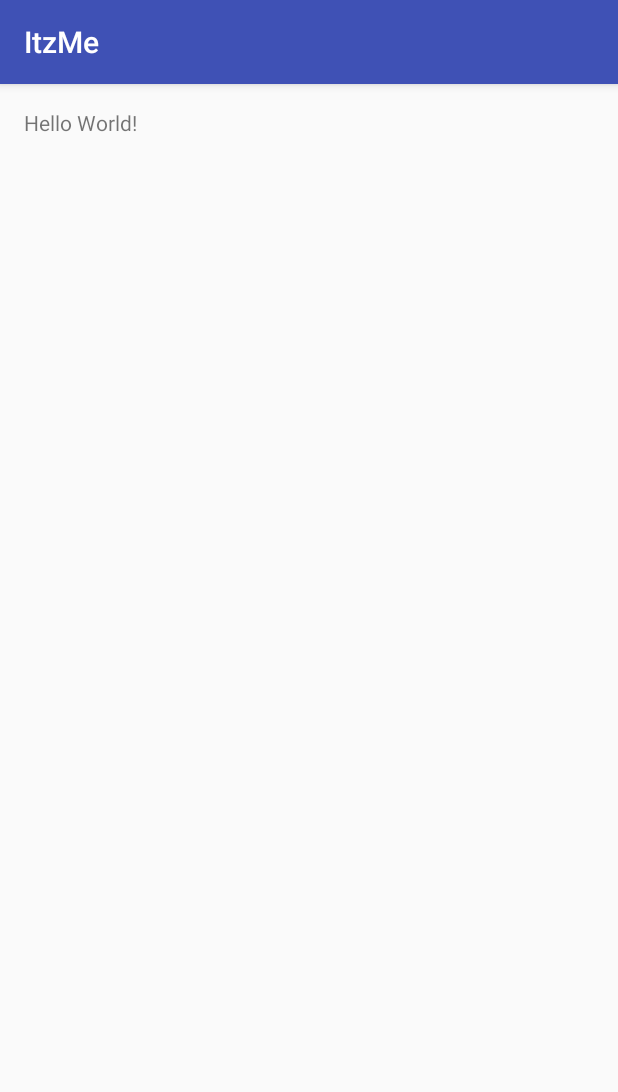
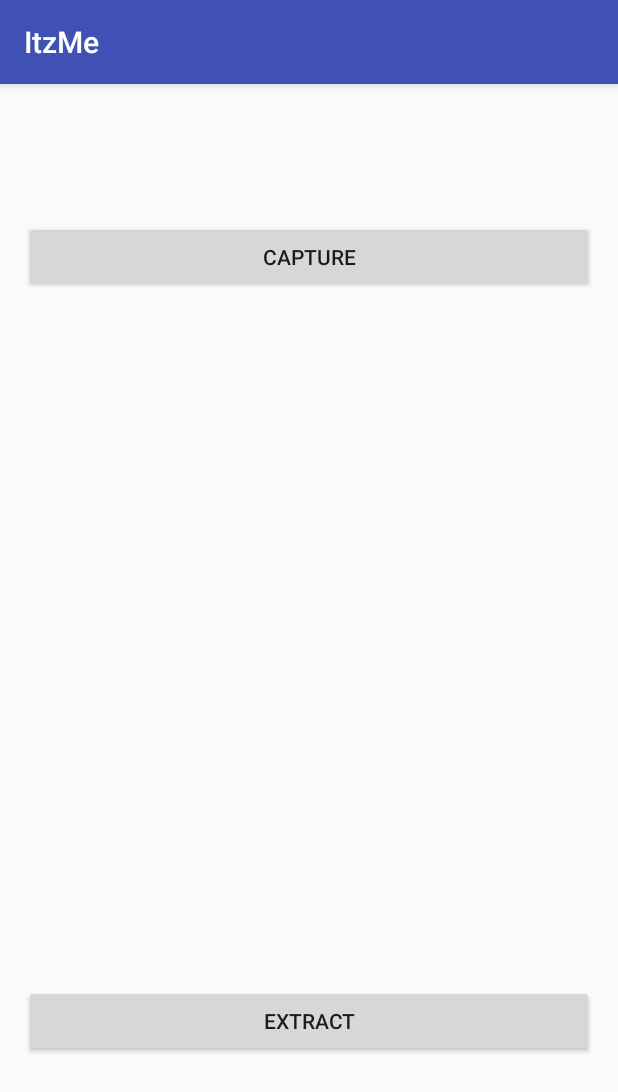
Before and after one commit to laraga/ItzMe, an Android app: the screen it shows after launch (MainActivity), on a phone screen of 412 x 824 dp. Shown: the top 1092 px of the screen. Run offline under Robolectric (Android 15) with nearby library versions, the phone set to English and light mode, and no system bars.

Commit message:
Initial Commit

```diff
--- a/app/src/main/java/com/example/lucky/itzme/MainActivity.java
+++ b/app/src/main/java/com/example/lucky/itzme/MainActivity.java
@@ -1,7 +1,11 @@
 package com.example.lucky.itzme;
 
+import android.provider.MediaStore;
 import android.support.v7.app.AppCompatActivity;
 import android.os.Bundle;
+import android.view.View;
+import android.widget.Button;
+import android.content.Intent;
 
 public class MainActivity extends AppCompatActivity {
 
@@ -9,5 +13,15 @@ public class MainActivity extends AppCompatActivity {
     protected void onCreate(Bundle savedInstanceState) {
         super.onCreate(savedInstanceState);
         setContentView(R.layout.activity_main);
+
+        final Button button = (Button) findViewById(R.id.capturebtn);
+        button.setOnClickListener(new View.OnClickListener() {
+            public void onClick(View v) {
+                Intent takePictureIntent = new Intent(MediaStore.ACTION_IMAGE_CAPTURE);
+                startActivity(takePictureIntent);
+
+            }
+        });
+
     }
 }
--- a/app/src/main/res/layout/activity_main.xml
+++ b/app/src/main/res/layout/activity_main.xml
@@ -9,8 +9,22 @@
     android:paddingTop="@dimen/activity_vertical_margin"
     tools:context="com.example.lucky.itzme.MainActivity">
 
-    <TextView
+    <Button
         android:layout_width="wrap_content"
         android:layout_height="wrap_content"
-        android:text="Hello World!" />
+        android:text="Capture"
+        android:id="@+id/capturebtn"
+        android:layout_alignParentStart="true"
+        android:layout_marginTop="75dp"
+        android:layout_alignParentEnd="true" />
+
+    <Button
+        android:layout_width="wrap_content"
+        android:layout_height="wrap_content"
+        android:text="Extract"
+        android:id="@+id/extractbtn"
+        android:layout_alignParentBottom="true"
+        android:layout_alignParentStart="true"
+        android:layout_marginBottom="103dp"
+        android:layout_alignEnd="@+id/capturebtn" />
 </RelativeLayout>
```
